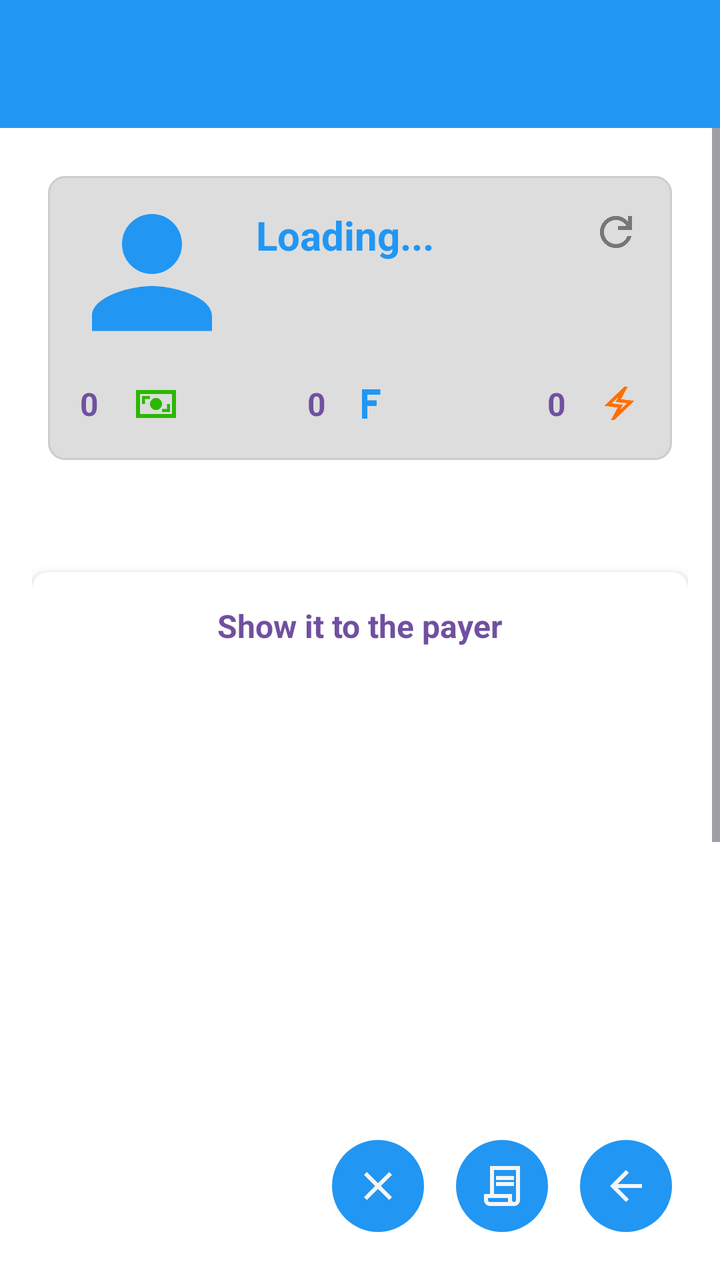
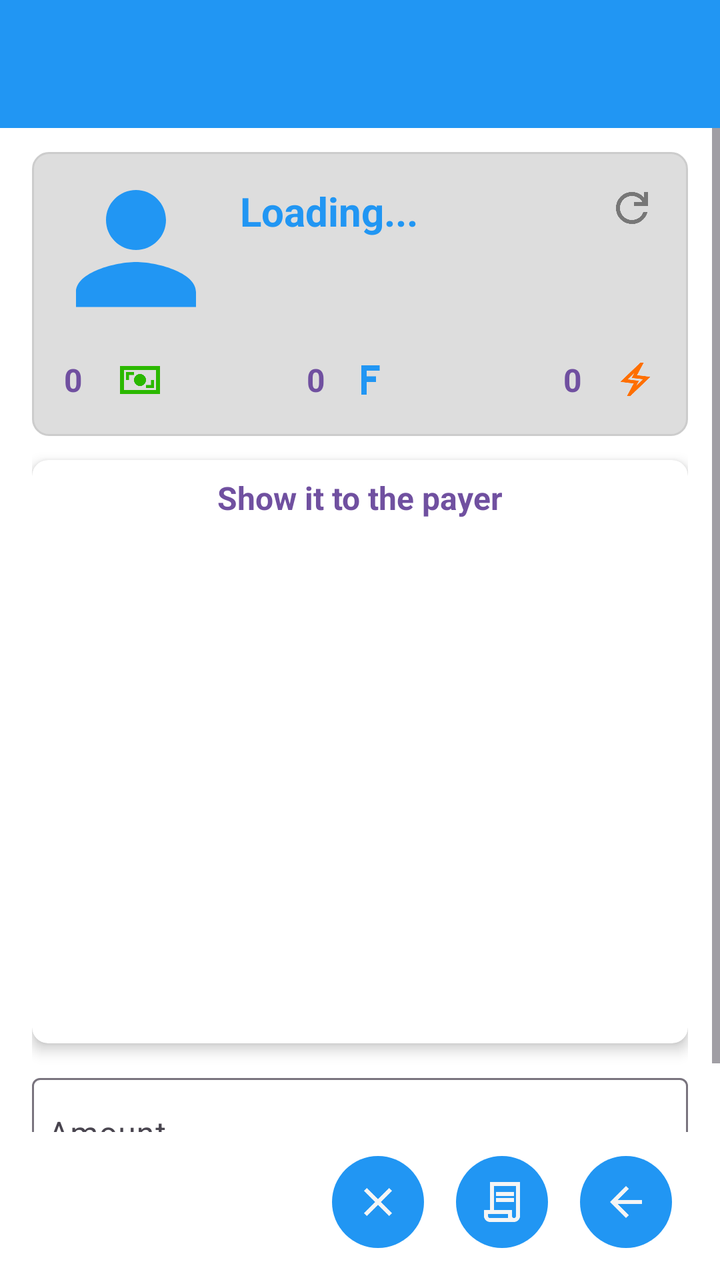

An Android layout rendered at two revisions. The XML below is the earlier revision; the diff shows what the commit changed to produce the second picture.
<!-- AndroidManifest.xml: application theme Theme.Freer -->
<!-- res/layout/activity_receive.xml -->
<?xml version="1.0" encoding="utf-8"?>
<LinearLayout xmlns:android="http://schemas.android.com/apk/res/android"
    xmlns:app="http://schemas.android.com/apk/res-auto"
    android:layout_width="match_parent"
    android:layout_height="match_parent"
    android:orientation="vertical">

    
    <include layout="@layout/common_toolbar" />

    
    <ScrollView
        android:layout_width="match_parent"
        android:layout_height="0dp"
        android:layout_weight="1"
        android:fillViewport="true">

        <LinearLayout
            android:layout_width="match_parent"
            android:layout_height="wrap_content"
            android:orientation="vertical">

            
            <LinearLayout
                android:layout_width="match_parent"
                android:layout_height="wrap_content"
                android:orientation="vertical"
                android:padding="16dp">

                
                <include
                    android:id="@+id/liveFidCard"
                    layout="@layout/layout_fid_card" />

            </LinearLayout>

            
            <LinearLayout
                android:layout_width="match_parent"
                android:layout_height="wrap_content"
                android:padding="16dp"
                android:orientation="vertical">

                
                <androidx.cardview.widget.CardView
                    android:layout_width="match_parent"
                    android:layout_height="wrap_content"
                    android:layout_marginTop="16dp"
                    android:layout_marginBottom="16dp"
                    app:cardCornerRadius="8dp"
                    app:cardElevation="4dp">

                    <LinearLayout
                        android:layout_width="match_parent"
                        android:layout_height="wrap_content"
                        android:gravity="center"
                        android:orientation="vertical"
                        android:padding="16dp">

                        <TextView
                            android:layout_width="wrap_content"
                            android:layout_height="wrap_content"
                            android:gravity="start"
                            android:orientation="horizontal"
                            android:layout_marginBottom="8dp"
                            android:text="@string/show_the_payer"
                            android:textColor="@color/field_name"
                            android:textSize="16sp"
                            android:textStyle="bold" />
                        <ImageView
                            android:id="@+id/qrCodeImageView"
                            android:layout_width="250dp"
                            android:layout_height="250dp"
                            android:layout_margin="8dp"
                            android:padding="8dp"

                            android:contentDescription="@string/qr_code"
                            android:scaleType="fitCenter" />
                    </LinearLayout>
                </androidx.cardview.widget.CardView>

                
                <com.google.android.material.textfield.TextInputLayout
                    android:id="@+id/amountInputContainer"
                    style="@style/Widget.Material3.TextInputLayout.OutlinedBox"
                    android:layout_width="match_parent"
                    android:layout_height="wrap_content"
                    android:layout_marginTop="8dp"
                    app:boxBackgroundColor="@color/input_field_background">

                    <com.google.android.material.textfield.TextInputEditText
                        android:id="@+id/amountInput"
                        android:layout_width="match_parent"
                        android:layout_height="wrap_content"
                        android:hint="@string/amount"
                        android:inputType="numberDecimal"
                        android:paddingStart="8dp"
                        android:paddingEnd="8dp" />
                </com.google.android.material.textfield.TextInputLayout>

            </LinearLayout>

        </LinearLayout>

    </ScrollView>

    
    <LinearLayout
        android:id="@+id/buttonContainer"
        android:layout_width="match_parent"
        android:layout_height="wrap_content"
        android:orientation="horizontal"
        android:gravity="end"
        android:padding="16dp">


        <ImageButton
            android:id="@+id/clearButton"
            style="@style/ImageButtonStyle"
            android:src="@drawable/ic_clear"
            android:contentDescription="@string/clear"
        />


        <ImageButton
            android:id="@+id/incomeButton"
            style="@style/ImageButtonStyle"
            android:src="@drawable/ic_record"
            android:contentDescription="@string/records"
            />

        <ImageButton
            android:id="@+id/back_button"
            style="@style/ImageButtonStyle"
            android:src="@drawable/ic_back"
            android:contentDescription="@string/back"
            />
    </LinearLayout>

</LinearLayout>
<!-- res/layout/common_toolbar.xml (included above) -->
<?xml version="1.0" encoding="utf-8"?>
<androidx.appcompat.widget.Toolbar xmlns:android="http://schemas.android.com/apk/res/android"
    xmlns:app="http://schemas.android.com/apk/res-auto"
    android:id="@+id/toolbar"
    android:layout_width="match_parent"
    android:layout_height="?attr/actionBarSize"
    android:background="@color/accent"
    android:theme="@style/ThemeOverlay.Freer.Toolbar">

    <LinearLayout
        android:id="@+id/toolbar_fid_container"
        android:layout_width="wrap_content"
        android:layout_height="match_parent"
        android:layout_gravity="end"
        android:orientation="horizontal"
        android:gravity="end|center_vertical"
        android:visibility="gone"
        android:clickable="true"
        android:focusable="true"
        android:paddingStart="8dp"
        android:paddingEnd="16dp"
        android:background="?android:attr/selectableItemBackground">

        <TextView
            android:id="@+id/toolbar_fid_text"
            android:layout_width="130dp"
            android:layout_height="wrap_content"
            android:textColor="@color/main_background"
            android:paddingStart="8dp"
            android:paddingEnd="4dp"
            android:textSize="14sp"
            android:maxLines="1"
            android:gravity="end"
            android:ellipsize="middle" />

        <ImageView
            android:id="@+id/toolbar_avatar"
            android:layout_width="42dp"
            android:layout_height="42dp"
            android:background="@color/accent"
            android:scaleType="centerCrop"
            android:contentDescription="@string/avatar" />

    </LinearLayout>

</androidx.appcompat.widget.Toolbar>
<!-- res/layout/layout_fid_card.xml (included above) -->
<?xml version="1.0" encoding="utf-8"?>
<LinearLayout xmlns:android="http://schemas.android.com/apk/res/android"
    xmlns:app="http://schemas.android.com/apk/res-auto"
    android:id="@+id/fidCard"
    android:layout_width="match_parent"
    android:layout_height="wrap_content"
    android:layout_margin="8dp"
    android:background="@drawable/rounded_textbox_background"
    android:orientation="vertical"
    android:padding="16dp">

    
    <LinearLayout
        android:layout_width="match_parent"
        android:layout_height="wrap_content"
        android:orientation="horizontal"
        android:layout_marginBottom="14dp">

        
        <ImageView
            android:id="@+id/fidAvatar"
            android:layout_width="72dp"
            android:layout_height="72dp"
            android:layout_marginEnd="16dp"
            android:src="@drawable/ic_person"
            android:gravity="center_vertical"
            android:contentDescription="@string/person_avatar" />
        <LinearLayout
            android:layout_width="match_parent"
            android:layout_height="wrap_content"
            android:orientation="vertical"
            >

            
            <LinearLayout
                android:layout_width="match_parent"
                android:layout_height="wrap_content"
                android:layout_weight="1"
                android:orientation="horizontal"
                android:gravity="center_vertical">

                
                <LinearLayout
                    android:layout_width="0dp"
                    android:layout_height="wrap_content"
                    android:layout_weight="1"
                    android:orientation="vertical"
                    android:gravity="center_vertical">

                    <TextView
                        android:id="@+id/fidName"
                        android:layout_width="wrap_content"
                        android:layout_height="wrap_content"
                        android:text="Loading..."
                        android:textSize="20sp"
                        android:textStyle="bold"
                        android:maxLines="2"
                        android:ellipsize="middle"
                        android:textColor="@color/accent"

                         />
                    
                    <TextView
                        android:id="@+id/fidLabel"
                        android:layout_width="wrap_content"
                        android:layout_height="wrap_content"
                        android:layout_marginTop="2dp"
                        android:textSize="14sp"
                        android:textStyle="bold"
                        android:textColor="@color/hint"
                        android:background="?attr/selectableItemBackground"
                        android:padding="4dp"
                        android:gravity="center_vertical"
                        android:clickable="true"
                        android:focusable="true"
                        android:visibility="gone"
                        android:minWidth="20dp"
                        android:minHeight="20dp"
                        android:maxLines="1"
                        android:ellipsize="end" />

                    
                    <ImageView
                        android:id="@+id/fidEditIcon"
                        android:layout_width="28dp"
                        android:layout_height="28dp"
                        android:layout_marginTop="2dp"
                        android:src="@drawable/ic_label"
                        android:background="?attr/selectableItemBackgroundBorderless"
                        android:padding="2dp"
                        android:gravity="center_vertical"
                        android:clickable="true"
                        android:focusable="true"
                        android:contentDescription="@string/enter_label"
                        android:visibility="gone" />
                </LinearLayout>

                <LinearLayout
                    android:layout_width="wrap_content"
                    android:layout_height="match_parent"
                    android:orientation="vertical"
                    android:gravity="top"
                    >
                    <ImageView
                        android:id="@+id/fidRefreshIcon"
                        android:layout_width="24dp"
                        android:layout_height="24dp"
                        android:layout_marginStart="12dp"
                        android:layout_marginBottom="8dp"
                        android:src="@drawable/ic_refresh"
                        app:tint="@color/hint"
                        android:background="?attr/selectableItemBackgroundBorderless"
                        android:clickable="true"
                        android:focusable="true"
                        android:contentDescription="@string/refresh" />
                    <ImageView
                        android:id="@+id/fidQrIcon"
                        android:layout_width="24dp"
                        android:layout_height="24dp"
                        android:layout_marginStart="12dp"
                        android:layout_marginBottom="8dp"
                        android:src="@drawable/ic_make_qr"
                        app:tint="@color/hint"
                        android:clickable="true"
                        android:focusable="true"
                        android:contentDescription="@string/show_qr_code" />
                    
                    <ImageView
                        android:id="@+id/multisigIcon"
                        android:layout_width="34dp"
                        android:layout_height="34dp"
                        android:layout_marginStart="8dp"
                        android:layout_marginBottom="8dp"
                        android:src="@drawable/ic_no_prikey"
                        android:visibility="gone"
                        android:scaleType="centerInside" />

                </LinearLayout>

            </LinearLayout>

            
            <LinearLayout
                android:id="@+id/cid_metrics_layout"
                android:layout_width="wrap_content"
                android:layout_height="wrap_content"
                android:orientation="horizontal"
                android:layout_gravity="end"
                android:layout_marginTop="4dp"
                android:visibility="gone"
                >

                <ImageView
                    android:id="@+id/icon_weight"
                    android:layout_width="16dp"
                    android:layout_height="16dp"
                    android:src="@drawable/ic_weight"
                    android:layout_gravity="center_vertical"
                    android:layout_marginEnd="2dp"/>

                <TextView
                    android:id="@+id/text_weight"
                    android:layout_width="wrap_content"
                    android:layout_height="wrap_content"
                    android:textSize="12sp"
                    android:layout_gravity="center_vertical"
                    android:layout_marginEnd="8dp"/>

                <ImageView
                    android:id="@+id/icon_reputation"
                    android:layout_width="16dp"
                    android:layout_height="16dp"
                    android:src="@drawable/ic_good"
                    android:layout_gravity="center_vertical"
                    android:layout_marginEnd="2dp"/>

                <TextView
                    android:id="@+id/text_reputation"
                    android:layout_width="wrap_content"
                    android:layout_height="wrap_content"
                    android:textSize="12sp"
                    android:layout_gravity="center_vertical"
                    android:layout_marginEnd="8dp"/>

                <ImageView
                    android:id="@+id/icon_hot"
                    android:layout_width="16dp"
                    android:layout_height="16dp"
                    android:src="@drawable/ic_hot"
                    android:layout_gravity="center_vertical"
                    android:layout_marginEnd="2dp"/>

                <TextView
                    android:id="@+id/text_hot"
                    android:layout_width="wrap_content"
                    android:layout_height="wrap_content"
                    android:textSize="12sp"
                    android:layout_gravity="center_vertical"/>

            </LinearLayout>
        </LinearLayout>

    </LinearLayout>

    
    <LinearLayout
        android:layout_width="match_parent"
        android:layout_height="wrap_content"
        android:orientation="horizontal"
        android:gravity="center_vertical">

        
        <LinearLayout
            android:layout_width="0dp"
            android:layout_height="wrap_content"
            android:layout_weight="1.8"
            android:orientation="horizontal"
            android:gravity="center_vertical|start">

            <TextView
                android:id="@+id/fidCash"
                android:layout_width="wrap_content"
                android:layout_height="wrap_content"
                android:text="0"
                android:textSize="16sp"
                android:textStyle="bold"
                android:textColor="@color/field_name"
                android:layout_marginEnd="6dp"
                android:minWidth="20dp"
                android:minHeight="20dp" />

            <ImageView
                android:id="@+id/fidCashIcon"
                android:layout_width="wrap_content"
                android:layout_height="24dp"
                android:layout_gravity="center_vertical"
                android:src="@drawable/ic_cash" />
        </LinearLayout>

        
        <LinearLayout
            android:layout_width="0dp"
            android:layout_height="wrap_content"
            android:layout_weight="2.8"
            android:orientation="horizontal"
            android:gravity="center_vertical|center_horizontal">

            <TextView
                android:id="@+id/fidBalance"
                android:layout_width="wrap_content"
                android:layout_height="wrap_content"
                android:text="0"
                android:textSize="16sp"
                android:textStyle="bold"
                android:textColor="@color/field_name"
                android:minWidth="20dp"
                android:minHeight="20dp" />
            <ImageView
                android:id="@+id/fidBalanceIcon"
                android:layout_width="22dp"
                android:layout_height="22dp"
                android:src="@drawable/ic_f"
                android:layout_gravity="center_vertical"
                android:layout_marginEnd="2dp"/>

        </LinearLayout>

        
        <LinearLayout
            android:layout_width="0dp"
            android:layout_height="wrap_content"
            android:layout_weight="2"
            android:orientation="horizontal"
            android:gravity="center_vertical|end">

            <TextView
                android:id="@+id/fidCd"
                android:layout_width="wrap_content"
                android:layout_height="wrap_content"
                android:text="0"
                android:textStyle="bold"
                android:textSize="16sp"
                android:textColor="@color/field_name"
                android:minWidth="20dp"
                android:minHeight="20dp" />
            <ImageView
                android:id="@+id/fidCdIcon"
                android:layout_width="20dp"
                android:layout_height="20dp"
                android:layout_marginStart="6dp"
                android:src="@drawable/ic_power"
                android:layout_gravity="center_vertical"
                />
        </LinearLayout>

    </LinearLayout>

    
    <include layout="@layout/view_nobody_banner" />

</LinearLayout>
<!-- res/layout/view_nobody_banner.xml (included above) -->
<?xml version="1.0" encoding="utf-8"?>
<TextView xmlns:android="http://schemas.android.com/apk/res/android"
    android:id="@+id/nobodyBanner"
    android:layout_width="match_parent"
    android:layout_height="wrap_content"
    android:layout_marginTop="10dp"
    android:background="@drawable/nobody_banner_background"
    android:drawableStart="@drawable/ic_skull"
    android:drawablePadding="8dp"
    android:drawableTint="@color/nobody_banner_text"
    android:gravity="center_vertical"
    android:paddingStart="10dp"
    android:paddingTop="8dp"
    android:paddingEnd="10dp"
    android:paddingBottom="8dp"
    android:textColor="@color/nobody_banner_text"
    android:textSize="13sp"
    android:visibility="gone" />
<!-- resources referenced by this layout -->
<resources>
  <color name="accent">#2196F3</color>
  <color name="field_name">#7050A0</color>
  <color name="hint">#777777</color>
  <color name="input_field_background">#FFFFFF</color>
  <color name="main_background">#F5F5F5</color>
  <color name="nobody_banner_text">#BF360C</color>
  <!-- drawable ic_back (drawable) -->
  <vector xmlns:android="http://schemas.android.com/apk/res/android"
      android:width="24dp"
      android:height="24dp"
      android:viewportWidth="960"
      android:viewportHeight="960">
    <path
        android:pathData="m313,520 l224,224 -57,56 -320,-320 320,-320 57,56 -224,224h487v80L313,520Z"
        android:fillColor="@color/main_background"/>
  </vector>
  <!-- drawable ic_f (drawable) -->
  <vector xmlns:android="http://schemas.android.com/apk/res/android"
      android:width="24dp"
      android:height="24dp"
      android:viewportWidth="24"
      android:viewportHeight="24">
      <path
          android:fillColor="@color/accent"
          android:pathData="M8,4 L18,4 L18,7 L11,7 L11,10 L16,10 L16,13 L11,13 L11,20 L8,20 Z"/>
  </vector>
  <!-- drawable ic_power (drawable) -->
  <vector xmlns:android="http://schemas.android.com/apk/res/android"
      android:width="24dp"
      android:height="24dp"
      android:viewportWidth="960"
      android:viewportHeight="960">
    <path
        android:pathData="m280,880 l160,-300 -320,-40 480,-460h80L520,380l320,40L360,880h-80ZM502,633 L663,479 394,445 457,328 297,482 565,515 502,633ZM480,480Z"
        android:fillColor="#FF6F00"/>
  </vector>
  <!-- drawable nobody_banner_background (drawable) -->
  <?xml version="1.0" encoding="utf-8"?>
  <shape xmlns:android="http://schemas.android.com/apk/res/android"
      android:shape="rectangle">
      <solid android:color="@color/nobody_banner_background" />
      <stroke
          android:width="1dp"
          android:color="@color/nobody_mark" />
      <corners android:radius="8dp" />
  </shape>
  <!-- drawable rounded_textbox_background (drawable) -->
  <?xml version="1.0" encoding="utf-8"?>
  <shape xmlns:android="http://schemas.android.com/apk/res/android"
      android:shape="rectangle">
      <solid android:color="@color/stroke" />
      <corners android:radius="8dp" />
      <stroke
          android:width="1dp"
          android:color="#CCCCCC" />
  </shape>
  <string name="amount">Amount</string>
  <string name="avatar">Avatar</string>
  <string name="back">Back</string>
  <string name="clear">Clear</string>
  <string name="enter_label">Enter label</string>
  <string name="person_avatar">Avatar</string>
  <string name="qr_code">QR Code</string>
  <string name="records">Records</string>
  <string name="refresh">Refresh</string>
  <string name="show_qr_code">Show QR Code</string>
  <string name="show_the_payer">Show it to the payer</string>
  <style name="ImageButtonStyle">
          <item name="android:layout_width">46dp</item>
          <item name="android:layout_height">46dp</item>
          <item name="android:layout_margin">8dp</item>
          <item name="android:background">@drawable/bg_round_accent</item>
          <item name="android:tint">@color/main_background</item>
          <item name="android:scaleType">centerInside</item>
          <item name="android:padding">8dp</item>
      </style>
  <style name="ThemeOverlay.Freer.Toolbar" parent="ThemeOverlay.AppCompat.ActionBar">
          <item name="android:textColorPrimary">@color/main_background</item>
          <item name="android:textColorSecondary">@color/main_background</item>
      </style>
  <style name="Theme.Freer" parent="Base.Theme.Freer" />
  <color name="text">#000000</color>
  <color name="disabled">#AAAAAA</color>
  <color name="error">#FF0000</color>
  <color name="nobody_banner_background">#FFF3E0</color>
  <color name="nobody_mark">#E65100</color>
  <color name="stroke">#DDDDDD</color>
  <!-- drawable bg_round_accent (drawable) -->
  <?xml version="1.0" encoding="utf-8"?>
  <shape xmlns:android="http://schemas.android.com/apk/res/android"
      android:shape="oval">
      <solid android:color="@color/accent" />
  </shape>
  <!-- unchanged entries left out for length: 13 -->
</resources>

<!-- the commit's change to res/layout/activity_receive.xml (unified diff, before → after) -->
@@ -25,7 +25,9 @@
                 android:layout_width="match_parent"
                 android:layout_height="wrap_content"
                 android:orientation="vertical"
-                android:padding="16dp">
+                android:paddingStart="8dp"
+                android:paddingTop="4dp"
+                android:paddingEnd="8dp">
 
                 
                 <include
@@ -38,15 +40,17 @@
             <LinearLayout
                 android:layout_width="match_parent"
                 android:layout_height="wrap_content"
-                android:padding="16dp"
+                android:paddingStart="16dp"
+                android:paddingEnd="16dp"
+                android:paddingBottom="8dp"
                 android:orientation="vertical">
 
                 
                 <androidx.cardview.widget.CardView
                     android:layout_width="match_parent"
                     android:layout_height="wrap_content"
-                    android:layout_marginTop="16dp"
-                    android:layout_marginBottom="16dp"
+                    android:layout_marginTop="4dp"
+                    android:layout_marginBottom="8dp"
                     app:cardCornerRadius="8dp"
                     app:cardElevation="4dp">
 
@@ -55,14 +59,14 @@
                         android:layout_height="wrap_content"
                         android:gravity="center"
                         android:orientation="vertical"
-                        android:padding="16dp">
+                        android:padding="8dp">
 
                         <TextView
                             android:layout_width="wrap_content"
                             android:layout_height="wrap_content"
                             android:gravity="start"
                             android:orientation="horizontal"
-                            android:layout_marginBottom="8dp"
+                            android:layout_marginBottom="4dp"
                             android:text="@string/show_the_payer"
                             android:textColor="@color/field_name"
                             android:textSize="16sp"
@@ -71,9 +75,7 @@
                             android:id="@+id/qrCodeImageView"
                             android:layout_width="250dp"
                             android:layout_height="250dp"
-                            android:layout_margin="8dp"
-                            android:padding="8dp"
-
+                            android:padding="4dp"
                             android:contentDescription="@string/qr_code"
                             android:scaleType="fitCenter" />
                     </LinearLayout>
@@ -85,7 +87,7 @@
                     style="@style/Widget.Material3.TextInputLayout.OutlinedBox"
                     android:layout_width="match_parent"
                     android:layout_height="wrap_content"
-                    android:layout_marginTop="8dp"
+                    android:layout_marginTop="4dp"
                     app:boxBackgroundColor="@color/input_field_background">
 
                     <com.google.android.material.textfield.TextInputEditText
@@ -111,7 +113,10 @@
         android:layout_height="wrap_content"
         android:orientation="horizontal"
         android:gravity="end"
-        android:padding="16dp">
+        android:paddingStart="16dp"
+        android:paddingTop="4dp"
+        android:paddingEnd="16dp"
+        android:paddingBottom="8dp">
 
 
         <ImageButton
